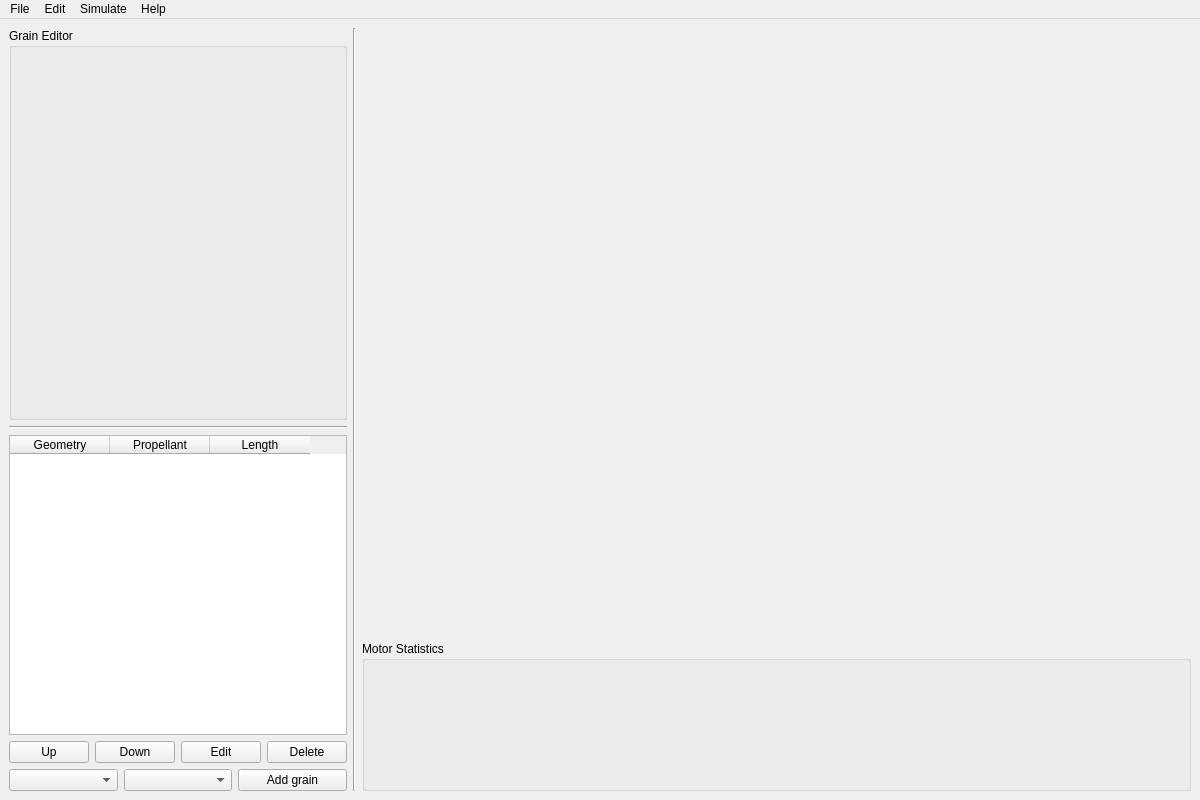
Qt form MainWindow.ui (reilleya/openMotor) before a commit.
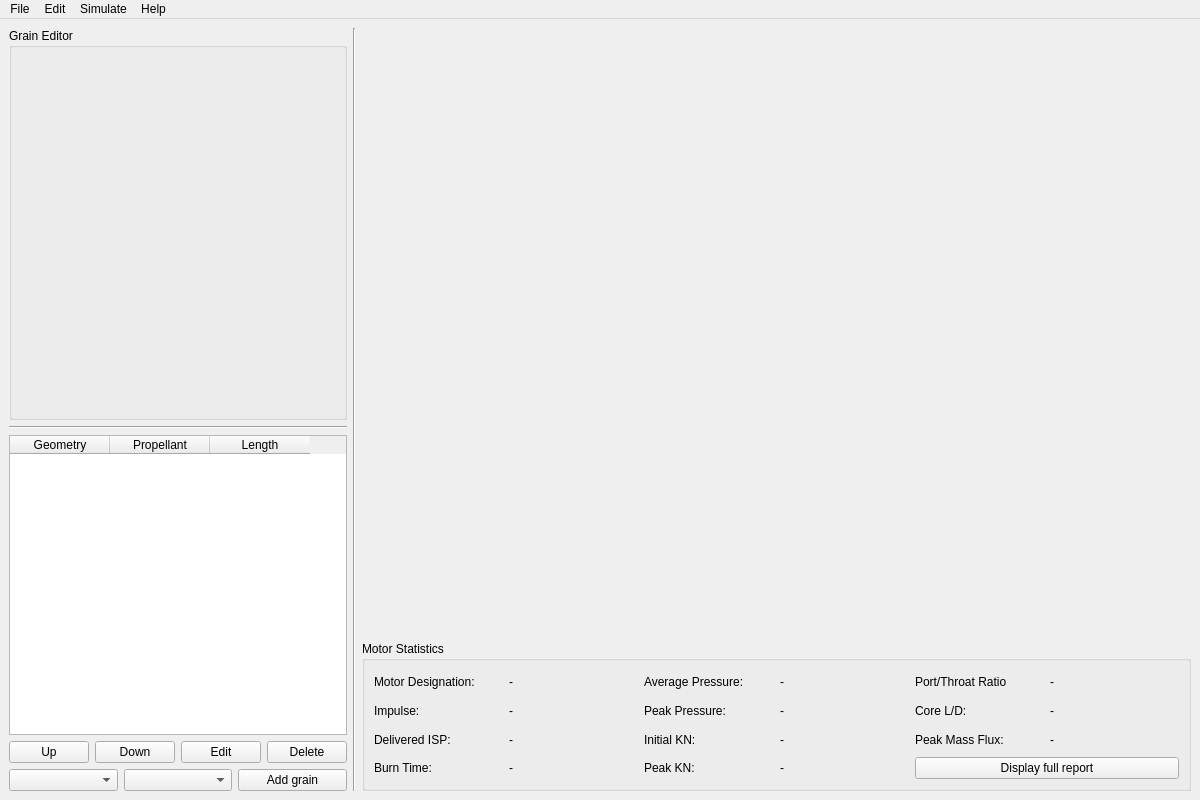
The same form after that commit. Custom widgets are drawn as their Qt base class.

Commit message: Added motor statistics output

```diff
--- a/MainWindow.ui
+++ b/MainWindow.ui
@@ -195,6 +195,213 @@
         <property name="title">
          <string>Motor Statistics</string>
         </property>
+        <layout class="QGridLayout" name="gridLayout">
+         <item row="2" column="1">
+          <layout class="QHBoxLayout" name="horizontalLayoutInitialKN">
+           <item>
+            <widget class="QLabel" name="labelInitialKNText">
+             <property name="text">
+              <string>Initial KN:</string>
+             </property>
+            </widget>
+           </item>
+           <item>
+            <widget class="QLabel" name="labelInitialKN">
+             <property name="text">
+              <string>-</string>
+             </property>
+            </widget>
+           </item>
+          </layout>
+         </item>
+         <item row="0" column="2">
+          <layout class="QHBoxLayout" name="horizontalLayoutPortThroatRatio">
+           <item>
+            <widget class="QLabel" name="labelPortThroatRatioText">
+             <property name="text">
+              <string>Port/Throat Ratio</string>
+             </property>
+            </widget>
+           </item>
+           <item>
+            <widget class="QLabel" name="labelPortThroatRatio">
+             <property name="text">
+              <string>-</string>
+             </property>
+            </widget>
+           </item>
+          </layout>
+         </item>
+         <item row="1" column="2">
+          <layout class="QHBoxLayout" name="horizontalLayoutCoreLD">
+           <item>
+            <widget class="QLabel" name="labelCoreLDText">
+             <property name="text">
+              <string>Core L/D:</string>
+             </property>
+            </widget>
+           </item>
+           <item>
+            <widget class="QLabel" name="labelCoreLD">
+             <property name="text">
+              <string>-</string>
+             </property>
+            </widget>
+           </item>
+          </layout>
+         </item>
+         <item row="2" column="2">
+          <layout class="QHBoxLayout" name="horizontalLayoutPeakMassFlux">
+           <item>
+            <widget class="QLabel" name="labelPeakMassFluxText">
+             <property name="text">
+              <string>Peak Mass Flux:</string>
+             </property>
+            </widget>
+           </item>
+           <item>
+            <widget class="QLabel" name="labelPeakMassFlux">
+             <property name="text">
+              <string>-</string>
+             </property>
+            </widget>
+           </item>
+          </layout>
+         </item>
+         <item row="0" column="1">
+          <layout class="QHBoxLayout" name="horizontalLayoutAveragePressure">
+           <item>
+            <widget class="QLabel" name="labelAveragePressureText">
+             <property name="text">
+              <string>Average Pressure:</string>
+             </property>
+            </widget>
+           </item>
+           <item>
+            <widget class="QLabel" name="labelAveragePressure">
+             <property name="text">
+              <string>-</string>
+             </property>
+            </widget>
+           </item>
+          </layout>
+         </item>
+         <item row="1" column="0">
+          <layout class="QHBoxLayout" name="horizontalLayoutImpulse">
+           <item>
+            <widget class="QLabel" name="labelImpulseText">
+             <property name="text">
+              <string>Impulse:</string>
+             </property>
+            </widget>
+           </item>
+           <item>
+            <widget class="QLabel" name="labelImpulse">
+             <property name="text">
+              <string>-</string>
+             </property>
+            </widget>
+           </item>
+          </layout>
+         </item>
+         <item row="0" column="0">
+          <layout class="QHBoxLayout" name="horizontalLayoutMotorDesignation">
+           <item>
+            <widget class="QLabel" name="labelMotorDesignationText">
+             <property name="text">
+              <string>Motor Designation:</string>
+             </property>
+            </widget>
+           </item>
+           <item>
+            <widget class="QLabel" name="labelMotorDesignation">
+             <property name="text">
+              <string>-</string>
+             </property>
+            </widget>
+           </item>
+          </layout>
+         </item>
+         <item row="1" column="1">
+          <layout class="QHBoxLayout" name="horizontalLayoutPeakPressure">
+           <item>
+            <widget class="QLabel" name="labelPeakPressureText">
+             <property name="text">
+              <string>Peak Pressure:</string>
+             </property>
+            </widget>
+           </item>
+           <item>
+            <widget class="QLabel" name="labelPeakPressure">
+             <property name="text">
+              <string>-</string>
+             </property>
+            </widget>
+           </item>
+          </layout>
+         </item>
+         <item row="2" column="0">
+          <layout class="QHBoxLayout" name="horizontalLayoutDeliveredISP">
+           <item>
+            <widget class="QLabel" name="labelDeliveredISPText">
+             <property name="text">
+              <string>Delivered ISP:</string>
+             </property>
+            </widget>
+           </item>
+           <item>
+            <widget class="QLabel" name="labelDeliveredISP">
+             <property name="text">
+              <string>-</string>
+             </property>
+            </widget>
+           </item>
+          </layout>
+         </item>
+         <item row="3" column="0">
+          <layout class="QHBoxLayout" name="horizontalLayoutBurnTime">
+           <item>
+            <widget class="QLabel" name="labelBurnTimeText">
+             <property name="text">
+              <string>Burn Time:</string>
+             </property>
+            </widget>
+           </item>
+           <item>
+            <widget class="QLabel" name="labelBurnTime">
+             <property name="text">
+              <string>-</string>
+             </property>
+            </widget>
+           </item>
+          </layout>
+         </item>
+         <item row="3" column="1">
+          <layout class="QHBoxLayout" name="horizontalLayoutPeakKN">
+           <item>
+            <widget class="QLabel" name="labelPeakKNText">
+             <property name="text">
+              <string>Peak KN:</string>
+             </property>
+            </widget>
+           </item>
+           <item>
+            <widget class="QLabel" name="labelPeakKN">
+             <property name="text">
+              <string>-</string>
+             </property>
+            </widget>
+           </item>
+          </layout>
+         </item>
+         <item row="3" column="2">
+          <widget class="QPushButton" name="pushButton_3">
+           <property name="text">
+            <string>Display full report</string>
+           </property>
+          </widget>
+         </item>
+        </layout>
        </widget>
       </item>
      </layout>
```
The commit also changes 5 other files.
